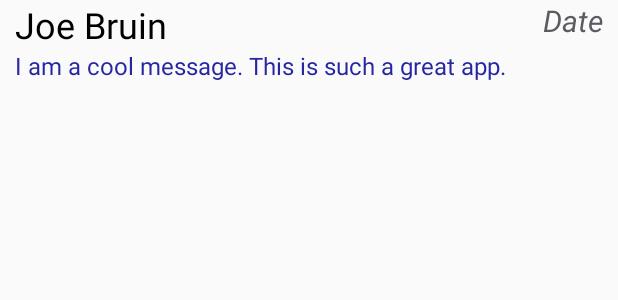
After one commit to garluna/VirtualGeocaching, an Android app: the layout geocache_message_layout.xml on its own in the app's theme, with its tools: preview values and no code run, on a phone screen of 412 x 824 dp. The commit adds this screen. Shown: the top 300 px of the screen. Run offline under Robolectric (Android 15) with nearby library versions, the phone set to English and light mode, and no system bars.

Commit message:
Garima's work

```diff
--- a/app/src/main/res/layout/activity_add.xml
+++ b/app/src/main/res/layout/activity_add.xml
@@ -12,7 +12,7 @@
 
     <!-- Login progress -->
     <ProgressBar
-        android:id="@+id/login_progress"
+        android:id="@+id/message_progress"
         style="?android:attr/progressBarStyleLarge"
         android:layout_width="wrap_content"
         android:layout_height="wrap_content"
@@ -20,12 +20,11 @@
         android:visibility="gone" />
 
     <ScrollView
-        android:id="@+id/login_form"
+        android:id="@+id/message_form"
         android:layout_width="match_parent"
         android:layout_height="match_parent">
 
         <LinearLayout
-            android:id="@+id/email_login_form"
             android:layout_width="match_parent"
             android:layout_height="wrap_content"
             android:orientation="vertical">
--- a/app/src/main/res/layout/content_message.xml
+++ b/app/src/main/res/layout/content_message.xml
@@ -9,8 +9,9 @@
     tools:showIn="@layout/activity_message">
 
     <LinearLayout
-        android:id="@+id/linear_layout"
+        android:id="@+id/message_layout"
         android:layout_width="match_parent"
         android:layout_height="wrap_content"
-        android:orientation="vertical"></LinearLayout>
+        android:orientation="vertical">
+    </LinearLayout>
 </android.support.v4.widget.NestedScrollView>
--- /dev/null
+++ b/app/src/main/res/layout/geocache_message_layout.xml
@@ -0,0 +1,47 @@
+<?xml version="1.0" encoding="utf-8"?>
+
+<LinearLayout
+    xmlns:android="http://schemas.android.com/apk/res/android"
+    xmlns:tools="http://schemas.android.com/tools"
+    android:orientation="vertical" android:layout_width="match_parent"
+    android:layout_height="match_parent"
+    android:paddingRight="10dp"
+    android:paddingLeft="10dp">
+
+    <RelativeLayout
+        android:layout_width="match_parent"
+        android:layout_height="wrap_content">
+        <TextView
+            android:layout_width="match_parent"
+            android:layout_height="wrap_content"
+            android:textColor="#000000"
+            android:textSize="24sp"
+            android:gravity="start"
+            tools:text="Joe Bruin" />
+
+        <TextView
+            android:layout_width="match_parent"
+            android:layout_height="wrap_content"
+            android:layout_alignParentStart="true"
+            android:layout_alignParentTop="true"
+            android:gravity="end"
+            android:textColor="#5a5a60"
+            android:textSize="20sp"
+            android:textStyle="italic"
+            tools:text="Date" />
+    </RelativeLayout>
+
+
+    <TextView
+        android:layout_width="match_parent"
+        android:layout_height="wrap_content"
+        android:textColor="#2626a3"
+        android:textSize="16sp"
+        tools:text="I am a cool message. This is such a great app."/>
+    <ImageView
+        android:layout_width="match_parent"
+        android:layout_height="wrap_content"
+        android:contentDescription="Image with message"
+        android:scaleType="center"/>
+
+</LinearLayout>
--- a/app/src/main/res/values/strings.xml
+++ b/app/src/main/res/values/strings.xml
@@ -1,7 +1,7 @@
 <resources>
     <string name="app_name">Virtual Geocaching</string>
     <string name="title_activity_maps">Map</string>
-    <string name="title_activity_message">lol</string>
+    <string name="title_activity_message">(lat, lng)</string>
     <string name="action_settings">Settings</string>
     <string name="title_activity_add">Add Log</string>
 
@@ -11,5 +11,6 @@
     <string name="action_done">Done!</string>
     <string name="action_done_short">Done!</string>
     <string name="action_add_image">Add Image</string>
+    <string name="action_remove_image">Remove Image</string>
     <string name="error_field_required">This field is required</string>
 </resources>
```
Also changed, not shown: app/src/main/java/aceegj/virtualgeocaching/AddActivity.java (+35 -30 lines), app/src/main/java/aceegj/virtualgeocaching/MapsActivity.java (+7 -2 lines).
